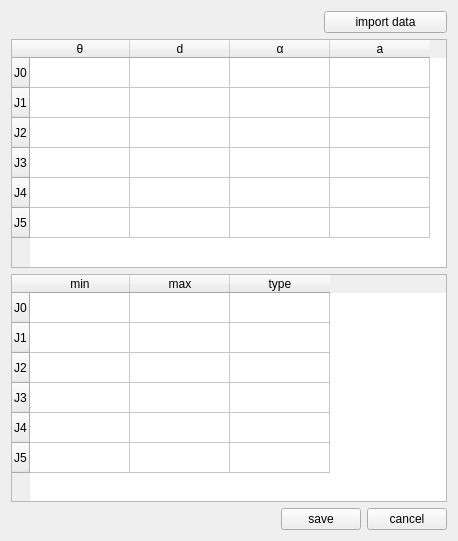
Old version of the form dialog/DHSettingWidget.ui in the repository Das-Lieber/Simulator.
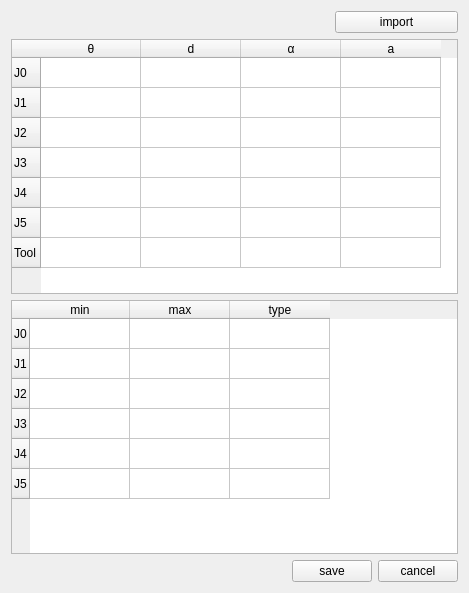
New version of the form.

Commit message: finish the DHSetting API and change the data in GP8.xml

The edit to the form file:
```diff
--- a/dialog/DHSettingWidget.ui
+++ b/dialog/DHSettingWidget.ui
@@ -6,8 +6,8 @@
    <rect>
     <x>0</x>
     <y>0</y>
-    <width>458</width>
-    <height>541</height>
+    <width>469</width>
+    <height>593</height>
    </rect>
   </property>
   <property name="windowTitle">
@@ -30,7 +30,7 @@
    <item row="0" column="2" colspan="2">
     <widget class="QPushButton" name="pushButton_importDHData">
      <property name="text">
-      <string>import data</string>
+      <string>import</string>
      </property>
     </widget>
    </item>
@@ -93,6 +93,11 @@
        <string>J5</string>
       </property>
      </row>
+     <row>
+      <property name="text">
+       <string>Tool</string>
+      </property>
+     </row>
      <column>
       <property name="text">
        <string>θ</string>
```
The commit also changes 7 other files.
